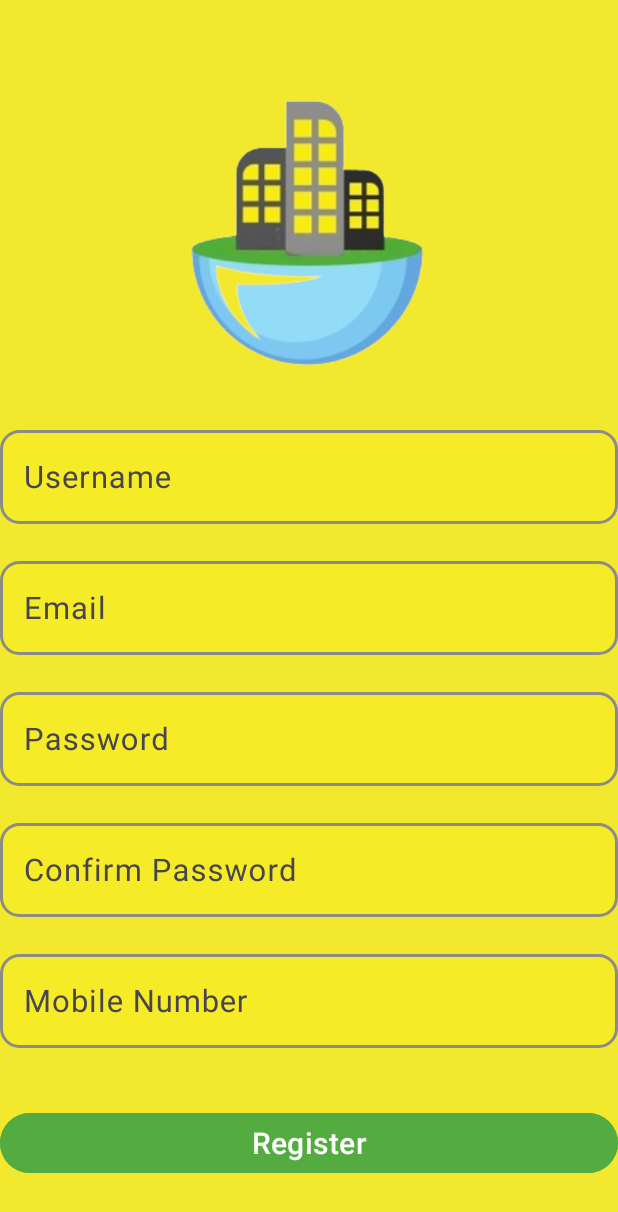
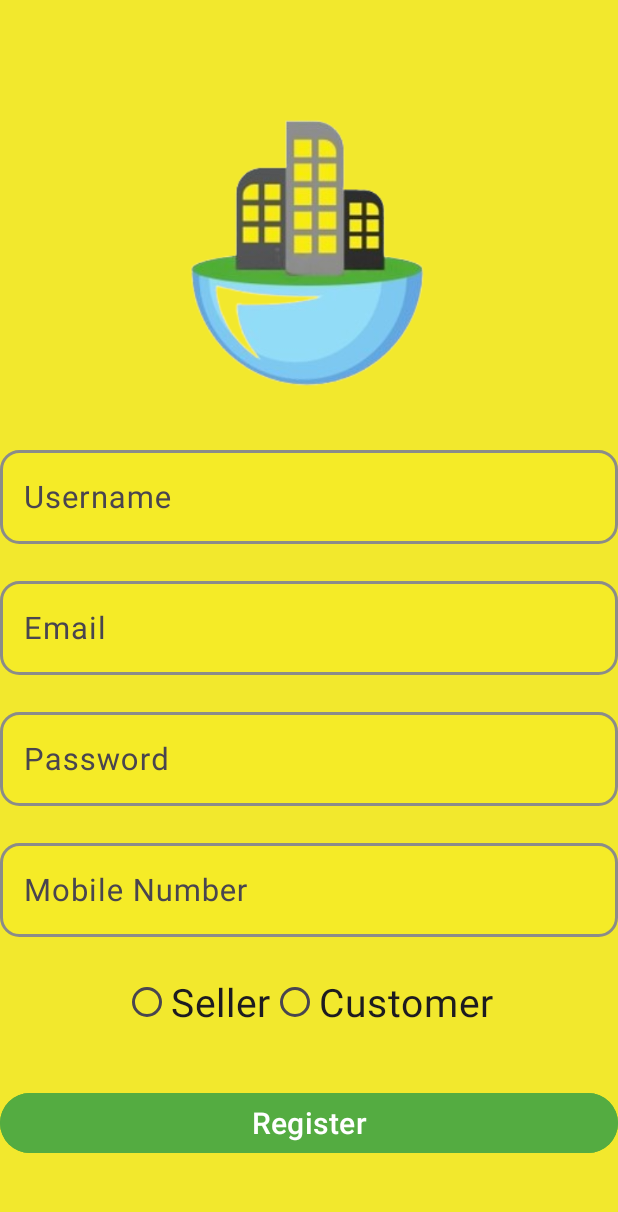
Before and after one commit to abanoub1234/Future-Realty, an Android app: the screen it shows after launch (MainActivity), after a tap on "SignUp", on a phone screen of 412 x 824 dp. Shown: the top 1212 px of the screen. Run offline under Robolectric (Android 15) with nearby library versions, the phone set to English and light mode, and no system bars; our stand-ins replace sdp/ssp sizes.

Commit message:
final final commit of design

```diff
--- a/app/src/main/res/layout/fragment_details_screen.xml
+++ b/app/src/main/res/layout/fragment_details_screen.xml
@@ -152,7 +152,7 @@
                         android:layout_height="wrap_content"
                         android:layout_marginStart="@dimen/_20sdp"
                         android:layout_marginTop="@dimen/_10sdp"
-                        android:text="Floor  "
+                        android:text="Price  "
                         android:textColor="@color/black"
                         android:textSize="@dimen/_15ssp"
                         android:textStyle="normal">
@@ -164,7 +164,7 @@
                         android:layout_height="wrap_content"
                         android:layout_marginStart="@dimen/_20sdp"
                         android:layout_marginTop="@dimen/_20sdp"
-                        android:text="Overlooking   "
+                        android:text="Information   "
                         android:textColor="@color/black"
                         android:textSize="@dimen/_15ssp"
                         android:textStyle="normal">
@@ -177,7 +177,7 @@
                         android:layout_height="wrap_content"
                         android:layout_marginStart="@dimen/_20sdp"
                         android:layout_marginTop="@dimen/_20sdp"
-                        android:text="price of one  meter   "
+                        android:text="contacts   "
                         android:textColor="@color/black"
                         android:textSize="@dimen/_15ssp"
                         android:textStyle="normal">
@@ -226,7 +226,7 @@
                         android:layout_height="wrap_content"
                         android:layout_gravity="center"
                         android:layout_marginTop="@dimen/_20sdp"
-                        android:text="Overlooking the sea  "
+                        android:text="Info about Realty "
                         android:textColor="@color/black"
                         android:textSize="@dimen/_15ssp"
                         android:textStyle="normal">
@@ -239,12 +239,13 @@
                         android:layout_height="wrap_content"
                         android:layout_gravity="center"
                         android:layout_marginTop="@dimen/_20sdp"
-                        android:text=" 140,511 pounds meter  "
+                        android:text="Phone number"
                         android:textColor="@color/black"
                         android:textSize="@dimen/_14ssp"
                         android:textStyle="normal">
 
                     </TextView>
+
                     <Button
                         android:id="@+id/btn_Location"
                         android:layout_marginStart="@dimen/_25sdp"
--- a/app/src/main/res/layout/fragment_sign_up_screen.xml
+++ b/app/src/main/res/layout/fragment_sign_up_screen.xml
@@ -64,20 +64,7 @@
             android:inputType="textPassword" />
     </com.google.android.material.textfield.TextInputLayout>
 
-    <com.google.android.material.textfield.TextInputLayout
-        android:layout_width="match_parent"
-        android:layout_height="wrap_content"
-        android:layout_marginTop="@dimen/_15sdp"
-        android:hint="Confirm Password">
 
-        <com.google.android.material.textfield.TextInputEditText
-            android:id="@+id/confirmPassEDT"
-            android:layout_width="match_parent"
-            android:layout_height="wrap_content"
-            android:textSize="@dimen/_16ssp"
-            android:background="@drawable/custom_edit_text_rounded"
-            android:inputType="textPassword" />
-    </com.google.android.material.textfield.TextInputLayout>
 
     <com.google.android.material.textfield.TextInputLayout
         android:layout_width="match_parent"
@@ -94,12 +81,33 @@
             android:inputType="phone" />
     </com.google.android.material.textfield.TextInputLayout>
 
+    <RadioGroup
+        android:layout_marginTop="@dimen/_15sdp"
+        android:layout_width="wrap_content"
+        android:layout_height="wrap_content"
+        android:orientation="horizontal"
+        >
+
+        <RadioButton
+            android:layout_width="wrap_content"
+            android:layout_height="wrap_content"
+            android:text="Seller"
+            android:textSize="@dimen/_20ssp"></RadioButton>
+
+        <RadioButton
+            android:layout_width="wrap_content"
+            android:layout_height="wrap_content"
+            android:text="Customer"
+            android:textSize="@dimen/_20ssp">
+        </RadioButton>
+
+    </RadioGroup>
 
     <Button
         android:id="@+id/register_btn"
         android:layout_width="match_parent"
         android:layout_height="wrap_content"
-        android:layout_marginTop="@dimen/_30sdp"
+        android:layout_marginTop="@dimen/_25sdp"
         android:text="Register"
         android:backgroundTint="#54ac41"
         android:textSize="20dp" />
```
